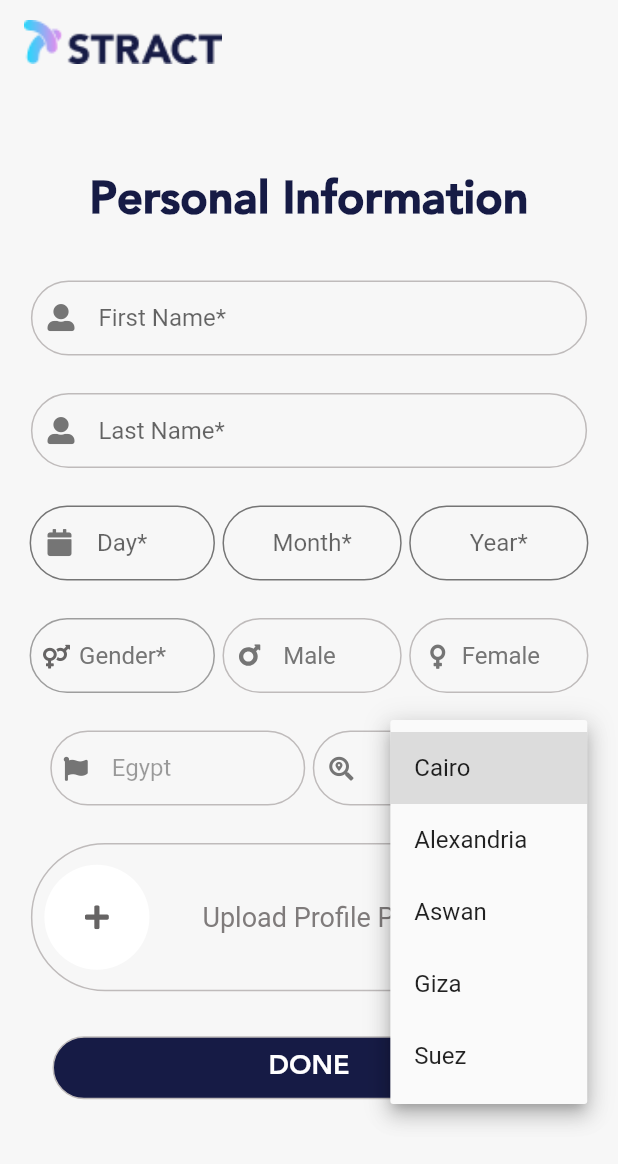
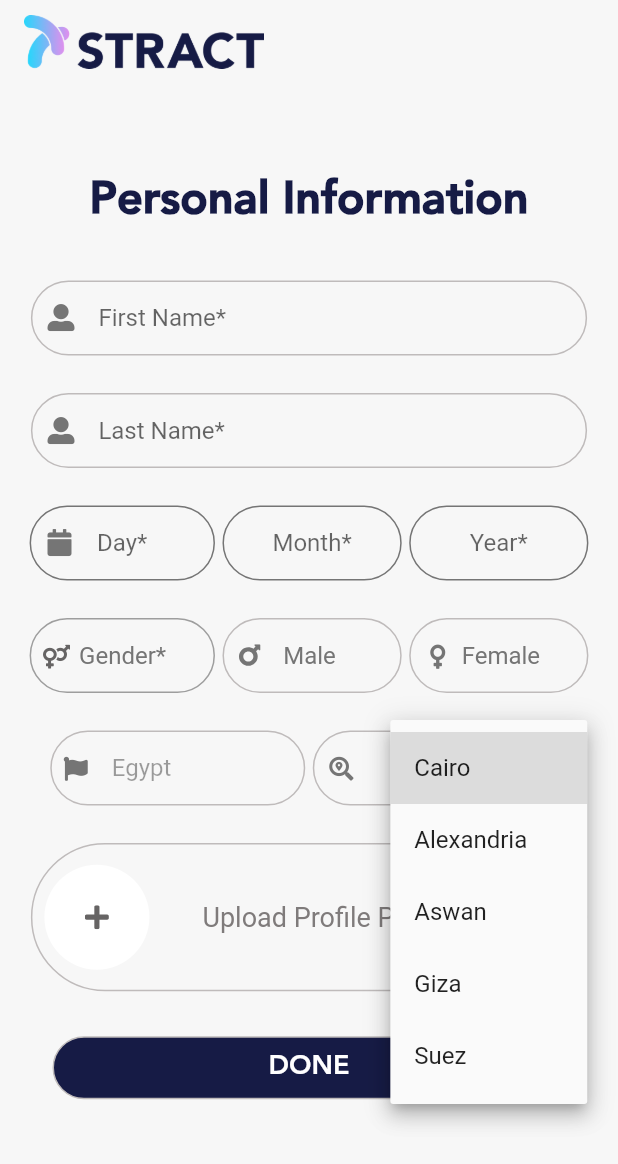
Before and after one commit to AbdelrahmanEhab20/FirstTask-Personal-info-Flutter, a Flutter app: the screen it shows after launch, after a tap on "Cairo", on a phone screen of 412 x 824 dp. Shown: the top 1164 px of the screen. Run offline on Flutter 3.47's test engine with Material 2 defaults, Android fonts, the phone set to English and light mode, and no system bars; our stand-ins replace flutter_svg, image_picker; missing offline and left inert: art_sweetalert.

```diff
--- a/lib/main.dart
+++ b/lib/main.dart
@@ -254,8 +254,8 @@ class _MyAppState extends State<MyApp> {
           backgroundColor: Color(0xFFF7F7F7),
           elevation: 0,
           title: Image.asset(
-            'assets/images/logo_stract.png',
-            scale: 0.85,
+            'assets/images/LogoPixelFrame.png',
+            width: 160,
           ),
         ),
         body: SingleChildScrollView(
@@ -434,7 +434,7 @@ class _BuildTextFieldContainerState extends State<BuildTextFieldContainer> {
   Widget build(BuildContext context) {
     Size size = MediaQuery.of(context).size;
     //On Focus Variable Check
-    return InkWell(
+    return GestureDetector(
       child: Container(
         margin: EdgeInsets.symmetric(vertical: 5),
         padding: EdgeInsets.symmetric(horizontal: 10),
@@ -444,7 +444,7 @@ class _BuildTextFieldContainerState extends State<BuildTextFieldContainer> {
               color: widget.errorMesseage != ''
                   ? Color.fromARGB(255, 254, 4, 4)
                   : focus
-                      ? Color.fromARGB(157, 13, 160, 25)
+                      ? Color(0xFF25D7FB)
                       : Color.fromARGB(255, 191, 187, 187)),
           borderRadius: BorderRadius.circular(30),
         ),
--- a/lib/widgets/biggerDateWidget.dart
+++ b/lib/widgets/biggerDateWidget.dart
@@ -12,6 +12,8 @@ class BiggerDateWidget extends StatefulWidget {
   @override
   State<BiggerDateWidget> createState() => BiggerDateWidgetState();
 }
+
+bool focus = false;
 
 class BiggerDateWidgetState extends State<BiggerDateWidget> {
   //Validate Entering Day
```
Also changed, not shown: assets/images/LogoPixelFrame.png (added), pubspec.lock, 1 other file.
